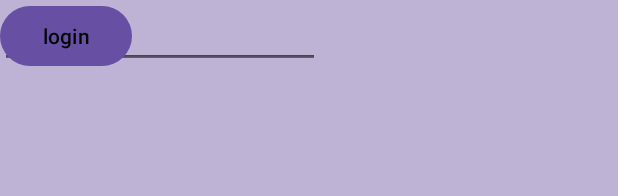
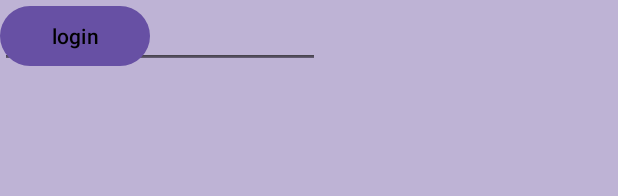
Before and after one commit to roshandanraj123/Androidapp, an Android app: the layout activity_main.xml on its own in the app's theme, with its tools: preview values and no code run, on a phone screen of 412 x 824 dp. Shown: the top 196 px of the screen. Run offline under Robolectric (Android 15) with nearby library versions, the phone set to English and light mode, and no system bars.

Commit message:
Dimen.xml

```diff
--- a/app/src/main/res/layout/activity_main.xml
+++ b/app/src/main/res/layout/activity_main.xml
@@ -30,11 +30,11 @@
 
     <Button
         android:id="@+id/button"
-        android:layout_width="wrap_content"
+        android:layout_width="@dimen/myedit"
         android:layout_height="wrap_content"
+        android:text="login"
         android:textColor="@color/black"
-        android:text="login"
-        tools:layout_editor_absoluteX="72dp"
-        tools:layout_editor_absoluteY="242dp" />
+        tools:layout_editor_absoluteX="68dp"
+        tools:layout_editor_absoluteY="245dp" />
 
 </androidx.constraintlayout.widget.ConstraintLayout>
--- /dev/null
+++ b/app/src/main/res/values/Dimen.xml
@@ -0,0 +1,4 @@
+<?xml version="1.0" encoding="utf-8"?>
+<resources>
+    <dimen name ="myedit"> 100dp </dimen>
+</resources>
```
